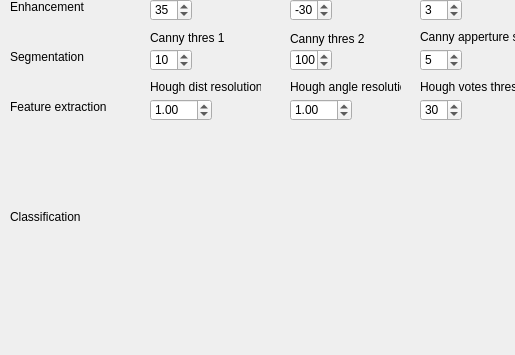
First picture: the form in mainwindow.ui, repository AIHGomaa/EVDProject1, before the edit; both pictures show x 0 to 515 and y 118 to 473 of the 784 by 473 pixel window.
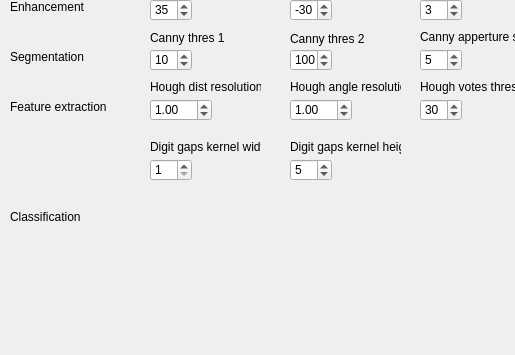
Second picture: the form after the edit.

Commit message: Optimalisation for findContours: vertical gaps between segments removed. Config controls added in ui.

```diff
--- a/mainwindow.ui
+++ b/mainwindow.ui
@@ -482,6 +482,70 @@
      </rect>
     </property>
    </widget>
+   <widget class="QSpinBox" name="spnDigitDilateKernelWidth">
+    <property name="geometry">
+     <rect>
+      <x>150</x>
+      <y>260</y>
+      <width>42</width>
+      <height>22</height>
+     </rect>
+    </property>
+    <property name="minimum">
+     <number>1</number>
+    </property>
+    <property name="singleStep">
+     <number>2</number>
+    </property>
+    <property name="value">
+     <number>1</number>
+    </property>
+   </widget>
+   <widget class="QSpinBox" name="spnDigitDilateKernelHeight">
+    <property name="geometry">
+     <rect>
+      <x>290</x>
+      <y>260</y>
+      <width>42</width>
+      <height>22</height>
+     </rect>
+    </property>
+    <property name="minimum">
+     <number>1</number>
+    </property>
+    <property name="singleStep">
+     <number>2</number>
+    </property>
+    <property name="value">
+     <number>5</number>
+    </property>
+   </widget>
+   <widget class="QLabel" name="label_19">
+    <property name="geometry">
+     <rect>
+      <x>150</x>
+      <y>240</y>
+      <width>111</width>
+      <height>16</height>
+     </rect>
+    </property>
+    <property name="text">
+     <string>Digit gaps kernel width</string>
+    </property>
+   </widget>
+   <widget class="QLabel" name="label_20">
+    <property name="geometry">
+     <rect>
+      <x>290</x>
+      <y>240</y>
+      <width>111</width>
+      <height>16</height>
+     </rect>
+    </property>
+    <property name="text">
+     <string>Digit gaps kernel height</string>
+    </property>
+   </widget>
   </widget>
   <widget class="QMenuBar" name="menuBar">
    <property name="geometry">
```
The commit also changes 4 other files.
